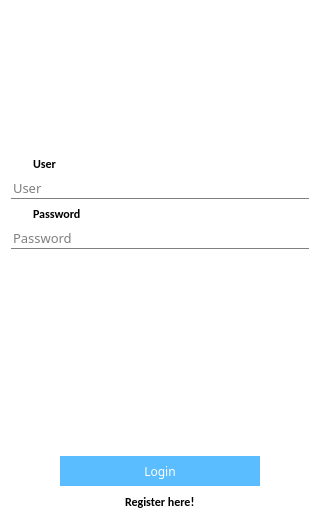
fvolkanoski/Aquarium-Manager, file AquariumManager/userswindow.ui: the form before one commit.
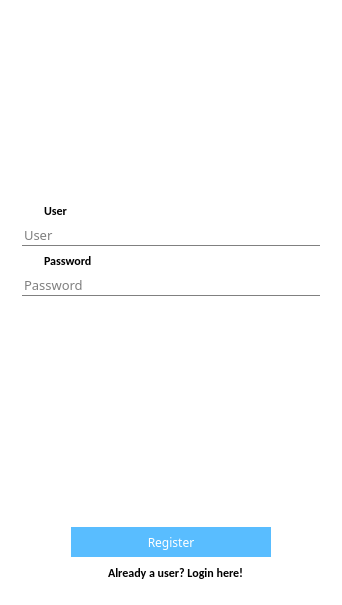
The form after the commit. The open tabs and pages were chosen to show the change. Icons and pictures are not drawn.

Commit message: Merged in one window login and register, now are managed by page.

```diff
--- a/AquariumManager/userswindow.ui
+++ b/AquariumManager/userswindow.ui
@@ -6,8 +6,8 @@
    <rect>
     <x>0</x>
     <y>0</y>
-    <width>320</width>
-    <height>523</height>
+    <width>341</width>
+    <height>605</height>
    </rect>
   </property>
   <property name="windowTitle">
@@ -50,6 +50,16 @@
 }</string>
   </property>
   <widget class="QWidget" name="centralWidget">
+   <layout class="QGridLayout" name="gridLayout_3">
+    <item row="0" column="0">
+     <widget class="QStackedWidget" name="stackedWidget">
+      <property name="lineWidth">
+       <number>0</number>
+      </property>
+      <property name="currentIndex">
+       <number>0</number>
+      </property>
+      <widget class="QWidget" name="loginPage">
    <layout class="QGridLayout" name="gridLayout_2">
     <item row="0" column="0">
      <spacer name="horizontalSpacer_7">
@@ -284,68 +294,6 @@
       </item>
      </layout>
     </item>
-    <item row="3" column="0" colspan="3">
-     <spacer name="verticalSpacer_2">
-      <property name="orientation">
-       <enum>Qt::Vertical</enum>
-      </property>
-      <property name="sizeHint" stdset="0">
-       <size>
-        <width>20</width>
-        <height>229</height>
-       </size>
-      </property>
-     </spacer>
-    </item>
-    <item row="4" column="0" colspan="3">
-     <layout class="QHBoxLayout" name="horizontalLayout">
-      <item>
-       <spacer name="horizontalSpacer_5">
-        <property name="orientation">
-         <enum>Qt::Horizontal</enum>
-        </property>
-        <property name="sizeHint" stdset="0">
-         <size>
-          <width>28</width>
-          <height>20</height>
-         </size>
-        </property>
-       </spacer>
-      </item>
-      <item>
-       <widget class="QPushButton" name="loginButton">
-        <property name="minimumSize">
-         <size>
-          <width>200</width>
-          <height>30</height>
-         </size>
-        </property>
-        <property name="font">
-         <font>
-          <family>Microsoft Tai Le</family>
-          <pointsize>9</pointsize>
-         </font>
-        </property>
-        <property name="text">
-         <string>Login</string>
-        </property>
-       </widget>
-      </item>
-      <item>
-       <spacer name="horizontalSpacer_6">
-        <property name="orientation">
-         <enum>Qt::Horizontal</enum>
-        </property>
-        <property name="sizeHint" stdset="0">
-         <size>
-          <width>28</width>
-          <height>20</height>
-         </size>
-        </property>
-       </spacer>
-      </item>
-     </layout>
-    </item>
     <item row="5" column="0" colspan="3">
      <layout class="QHBoxLayout" name="horizontalLayout_2">
       <item>
@@ -390,6 +338,462 @@
        </spacer>
       </item>
      </layout>
+        </item>
+        <item row="1" column="0" colspan="3">
+         <spacer name="verticalSpacer_3">
+          <property name="orientation">
+           <enum>Qt::Vertical</enum>
+          </property>
+          <property name="sizeHint" stdset="0">
+           <size>
+            <width>298</width>
+            <height>68</height>
+           </size>
+          </property>
+         </spacer>
+        </item>
+        <item row="4" column="0" colspan="3">
+         <layout class="QHBoxLayout" name="horizontalLayout">
+          <item>
+           <spacer name="horizontalSpacer_5">
+            <property name="orientation">
+             <enum>Qt::Horizontal</enum>
+            </property>
+            <property name="sizeHint" stdset="0">
+             <size>
+              <width>28</width>
+              <height>20</height>
+             </size>
+            </property>
+           </spacer>
+          </item>
+          <item>
+           <widget class="QPushButton" name="loginButton">
+            <property name="minimumSize">
+             <size>
+              <width>200</width>
+              <height>30</height>
+             </size>
+            </property>
+            <property name="font">
+             <font>
+              <family>Microsoft Tai Le</family>
+              <pointsize>9</pointsize>
+             </font>
+            </property>
+            <property name="text">
+             <string>Login</string>
+            </property>
+           </widget>
+          </item>
+          <item>
+           <spacer name="horizontalSpacer_6">
+            <property name="orientation">
+             <enum>Qt::Horizontal</enum>
+            </property>
+            <property name="sizeHint" stdset="0">
+             <size>
+              <width>28</width>
+              <height>20</height>
+             </size>
+            </property>
+           </spacer>
+          </item>
+         </layout>
+        </item>
+        <item row="3" column="1">
+         <spacer name="verticalSpacer_2">
+          <property name="orientation">
+           <enum>Qt::Vertical</enum>
+          </property>
+          <property name="sizeHint" stdset="0">
+           <size>
+            <width>20</width>
+            <height>229</height>
+           </size>
+          </property>
+         </spacer>
+        </item>
+        <item row="0" column="0">
+         <spacer name="horizontalSpacer_7">
+          <property name="orientation">
+           <enum>Qt::Horizontal</enum>
+          </property>
+          <property name="sizeType">
+           <enum>QSizePolicy::Expanding</enum>
+          </property>
+          <property name="sizeHint" stdset="0">
+           <size>
+            <width>28</width>
+            <height>88</height>
+           </size>
+          </property>
+         </spacer>
+        </item>
+        <item row="0" column="2">
+         <spacer name="horizontalSpacer_8">
+          <property name="orientation">
+           <enum>Qt::Horizontal</enum>
+          </property>
+          <property name="sizeType">
+           <enum>QSizePolicy::Expanding</enum>
+          </property>
+          <property name="sizeHint" stdset="0">
+           <size>
+            <width>28</width>
+            <height>98</height>
+           </size>
+          </property>
+         </spacer>
+        </item>
+       </layout>
+      </widget>
+      <widget class="QWidget" name="registerPage">
+       <layout class="QGridLayout" name="gridLayout_5">
+        <item row="0" column="0">
+         <spacer name="horizontalSpacer_9">
+          <property name="orientation">
+           <enum>Qt::Horizontal</enum>
+          </property>
+          <property name="sizeType">
+           <enum>QSizePolicy::Expanding</enum>
+          </property>
+          <property name="sizeHint" stdset="0">
+           <size>
+            <width>38</width>
+            <height>88</height>
+           </size>
+          </property>
+         </spacer>
+        </item>
+        <item row="0" column="1">
+         <widget class="QLabel" name="lbl_registerLogoIcon">
+          <property name="sizePolicy">
+           <sizepolicy hsizetype="Fixed" vsizetype="Fixed">
+            <horstretch>0</horstretch>
+            <verstretch>0</verstretch>
+           </sizepolicy>
+          </property>
+          <property name="minimumSize">
+           <size>
+            <width>1</width>
+            <height>1</height>
+           </size>
+          </property>
+          <property name="maximumSize">
+           <size>
+            <width>211</width>
+            <height>91</height>
+           </size>
+          </property>
+          <property name="sizeIncrement">
+           <size>
+            <width>0</width>
+            <height>0</height>
+           </size>
+          </property>
+          <property name="autoFillBackground">
+           <bool>false</bool>
+          </property>
+          <property name="frameShadow">
+           <enum>QFrame::Plain</enum>
+          </property>
+          <property name="text">
+           <string/>
+          </property>
+          <property name="pixmap">
+           <pixmap resource="res.qrc">:/res/res/logo.png</pixmap>
+          </property>
+          <property name="scaledContents">
+           <bool>true</bool>
+          </property>
+         </widget>
+        </item>
+        <item row="0" column="2">
+         <spacer name="horizontalSpacer_16">
+          <property name="orientation">
+           <enum>Qt::Horizontal</enum>
+          </property>
+          <property name="sizeType">
+           <enum>QSizePolicy::Expanding</enum>
+          </property>
+          <property name="sizeHint" stdset="0">
+           <size>
+            <width>38</width>
+            <height>98</height>
+           </size>
+          </property>
+         </spacer>
+        </item>
+        <item row="1" column="0" colspan="3">
+         <spacer name="verticalSpacer_4">
+          <property name="orientation">
+           <enum>Qt::Vertical</enum>
+          </property>
+          <property name="sizeHint" stdset="0">
+           <size>
+            <width>298</width>
+            <height>63</height>
+           </size>
+          </property>
+         </spacer>
+        </item>
+        <item row="2" column="0" colspan="3">
+         <layout class="QGridLayout" name="gridLayout_4">
+          <item row="2" column="1" colspan="2">
+           <widget class="QLabel" name="lbl_registerPassText">
+            <property name="font">
+             <font>
+              <family>Calibri</family>
+              <pointsize>9</pointsize>
+              <weight>75</weight>
+              <bold>true</bold>
+             </font>
+            </property>
+            <property name="text">
+             <string>Password</string>
+            </property>
+           </widget>
+          </item>
+          <item row="0" column="1">
+           <widget class="QLabel" name="lbl_registerUserText">
+            <property name="font">
+             <font>
+              <family>Calibri</family>
+              <pointsize>9</pointsize>
+              <weight>75</weight>
+              <bold>true</bold>
+             </font>
+            </property>
+            <property name="text">
+             <string>User</string>
+            </property>
+           </widget>
+          </item>
+          <item row="2" column="0">
+           <widget class="QLabel" name="lbl_registerLockIcon">
+            <property name="minimumSize">
+             <size>
+              <width>16</width>
+              <height>16</height>
+             </size>
+            </property>
+            <property name="maximumSize">
+             <size>
+              <width>16</width>
+              <height>16</height>
+             </size>
+            </property>
+            <property name="text">
+             <string/>
+            </property>
+            <property name="pixmap">
+             <pixmap resource="res.qrc">:/res/res/lock.png</pixmap>
+            </property>
+            <property name="scaledContents">
+             <bool>true</bool>
+            </property>
+           </widget>
+          </item>
+          <item row="0" column="2" colspan="2">
+           <spacer name="horizontalSpacer_14">
+            <property name="orientation">
+             <enum>Qt::Horizontal</enum>
+            </property>
+            <property name="sizeHint" stdset="0">
+             <size>
+              <width>248</width>
+              <height>17</height>
+             </size>
+            </property>
+           </spacer>
+          </item>
+          <item row="0" column="0">
+           <widget class="QLabel" name="lbl_registerUserIcon">
+            <property name="minimumSize">
+             <size>
+              <width>16</width>
+              <height>16</height>
+             </size>
+            </property>
+            <property name="maximumSize">
+             <size>
+              <width>16</width>
+              <height>16</height>
+             </size>
+            </property>
+            <property name="text">
+             <string/>
+            </property>
+            <property name="pixmap">
+             <pixmap resource="res.qrc">:/res/res/man-user.png</pixmap>
+            </property>
+            <property name="scaledContents">
+             <bool>true</bool>
+            </property>
+           </widget>
+          </item>
+          <item row="1" column="0" colspan="4">
+           <widget class="QLineEdit" name="registerUserEdit">
+            <property name="font">
+             <font>
+              <family>Calibri Light</family>
+              <pointsize>10</pointsize>
+             </font>
+            </property>
+            <property name="placeholderText">
+             <string>User</string>
+            </property>
+           </widget>
+          </item>
+          <item row="2" column="3">
+           <spacer name="horizontalSpacer_15">
+            <property name="orientation">
+             <enum>Qt::Horizontal</enum>
+            </property>
+            <property name="sizeHint" stdset="0">
+             <size>
+              <width>228</width>
+              <height>17</height>
+             </size>
+            </property>
+           </spacer>
+          </item>
+          <item row="3" column="0" colspan="4">
+           <widget class="QLineEdit" name="registerPasswordEdit">
+            <property name="font">
+             <font>
+              <family>Calibri Light</family>
+              <pointsize>10</pointsize>
+             </font>
+            </property>
+            <property name="inputMask">
+             <string/>
+            </property>
+            <property name="text">
+             <string/>
+            </property>
+            <property name="echoMode">
+             <enum>QLineEdit::Password</enum>
+            </property>
+            <property name="placeholderText">
+             <string>Password</string>
+            </property>
+           </widget>
+          </item>
+         </layout>
+        </item>
+        <item row="3" column="1">
+         <spacer name="verticalSpacer_5">
+          <property name="orientation">
+           <enum>Qt::Vertical</enum>
+          </property>
+          <property name="sizeHint" stdset="0">
+           <size>
+            <width>20</width>
+            <height>225</height>
+           </size>
+          </property>
+         </spacer>
+        </item>
+        <item row="4" column="0" colspan="3">
+         <layout class="QHBoxLayout" name="horizontalLayout_4">
+          <item>
+           <spacer name="horizontalSpacer_12">
+            <property name="orientation">
+             <enum>Qt::Horizontal</enum>
+            </property>
+            <property name="sizeHint" stdset="0">
+             <size>
+              <width>28</width>
+              <height>20</height>
+             </size>
+            </property>
+           </spacer>
+          </item>
+          <item>
+           <widget class="QPushButton" name="registerButton">
+            <property name="minimumSize">
+             <size>
+              <width>200</width>
+              <height>30</height>
+             </size>
+            </property>
+            <property name="font">
+             <font>
+              <family>Microsoft Tai Le</family>
+              <pointsize>9</pointsize>
+             </font>
+            </property>
+            <property name="text">
+             <string>Register</string>
+            </property>
+           </widget>
+          </item>
+          <item>
+           <spacer name="horizontalSpacer_13">
+            <property name="orientation">
+             <enum>Qt::Horizontal</enum>
+            </property>
+            <property name="sizeHint" stdset="0">
+             <size>
+              <width>28</width>
+              <height>20</height>
+             </size>
+            </property>
+           </spacer>
+          </item>
+         </layout>
+        </item>
+        <item row="5" column="0" colspan="3">
+         <layout class="QHBoxLayout" name="horizontalLayout_3">
+          <item>
+           <spacer name="horizontalSpacer_10">
+            <property name="orientation">
+             <enum>Qt::Horizontal</enum>
+            </property>
+            <property name="sizeHint" stdset="0">
+             <size>
+              <width>108</width>
+              <height>20</height>
+             </size>
+            </property>
+           </spacer>
+          </item>
+          <item>
+           <widget class="QLabel" name="registerLink_2">
+            <property name="font">
+             <font>
+              <family>Calibri</family>
+              <pointsize>9</pointsize>
+              <weight>75</weight>
+              <bold>true</bold>
+             </font>
+            </property>
+            <property name="text">
+             <string>&lt;a href=&quot;#&quot;&gt;&lt;span style=&quot; text-decoration: none; color: black;&quot;&gt;Already a user? Login here!&lt;/span&gt;&lt;/a&gt;</string>
+            </property>
+           </widget>
+          </item>
+          <item>
+           <spacer name="horizontalSpacer_11">
+            <property name="orientation">
+             <enum>Qt::Horizontal</enum>
+            </property>
+            <property name="sizeHint" stdset="0">
+             <size>
+              <width>98</width>
+              <height>20</height>
+             </size>
+            </property>
+           </spacer>
+          </item>
+         </layout>
+        </item>
+       </layout>
+      </widget>
+      <widget class="QWidget" name="page_2"/>
+     </widget>
     </item>
    </layout>
   </widget>
```
Left out of the diff: 59 changed lines with no effect on the pictures. Lines whose indentation alone changed are shown as unchanged. The commit also changes 7 other files.
